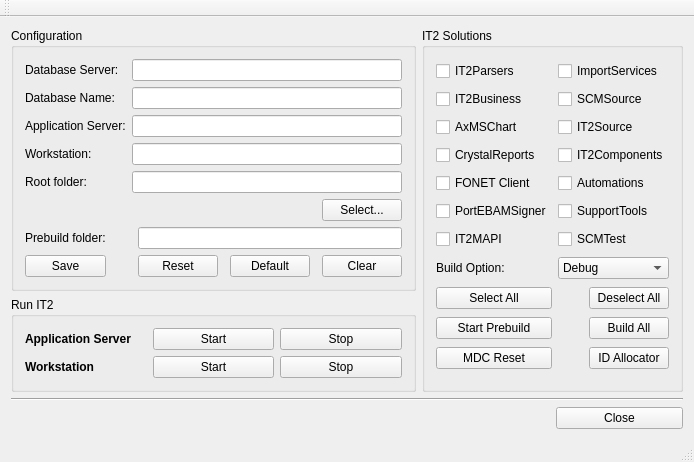
phenixwutao/DemoCpp01, file IT2QtBuildTool/IT2QtBuildTool.ui: the form before one commit.
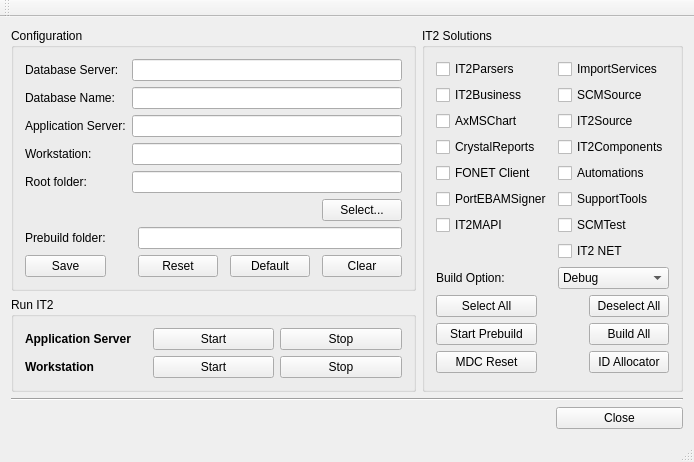
The form after the commit.

Commit message: 385 - IT2QtBuildTool Add IT2 Net Checkbox and change tab orders

```diff
--- a/IT2QtBuildTool/IT2QtBuildTool.ui
+++ b/IT2QtBuildTool/IT2QtBuildTool.ui
@@ -253,55 +253,27 @@
          </property>
         </widget>
        </item>
-       <item row="0" column="1" colspan="2">
-        <widget class="QCheckBox" name="ImportServiceCKB">
+       <item row="5" column="2" colspan="2">
+        <widget class="QCheckBox" name="IT2SupportToolsCKB">
          <property name="text">
-          <string>ImportServices</string>
+          <string>SupportTools</string>
          </property>
         </widget>
        </item>
-       <item row="1" column="0">
-        <widget class="QCheckBox" name="IT2BusinessCKB">
+       <item row="6" column="0">
+        <widget class="QCheckBox" name="MAPICKB">
          <property name="text">
-          <string>IT2Business</string>
+          <string>IT2MAPI</string>
          </property>
         </widget>
        </item>
-       <item row="1" column="1" colspan="2">
-        <widget class="QCheckBox" name="SCMSourceCKB">
-         <property name="text">
-          <string>SCMSource</string>
-         </property>
-        </widget>
-       </item>
-       <item row="2" column="0">
-        <widget class="QCheckBox" name="AXMSChartCKB">
-         <property name="text">
-          <string>AxMSChart</string>
-         </property>
-        </widget>
-       </item>
-       <item row="2" column="1" colspan="2">
-        <widget class="QCheckBox" name="IT2SourceCKB">
-         <property name="text">
-          <string>IT2Source</string>
-         </property>
-        </widget>
-       </item>
-       <item row="3" column="0">
+       <item row="3" column="0" colspan="2">
         <widget class="QCheckBox" name="CrystalReportCKB">
          <property name="text">
           <string>CrystalReports</string>
          </property>
         </widget>
        </item>
-       <item row="3" column="1" colspan="2">
-        <widget class="QCheckBox" name="IT2ComponentsCKB">
-         <property name="text">
-          <string>IT2Components</string>
-         </property>
-        </widget>
-       </item>
        <item row="4" column="0">
         <widget class="QCheckBox" name="FONETCKB">
          <property name="text">
@@ -309,97 +281,98 @@
          </property>
         </widget>
        </item>
-       <item row="4" column="1" colspan="2">
-        <widget class="QCheckBox" name="AutomationCKB">
-         <property name="text">
-          <string>Automations</string>
-         </property>
-        </widget>
-       </item>
-       <item row="5" column="0">
+       <item row="5" column="0" colspan="2">
         <widget class="QCheckBox" name="EBAMCKB">
          <property name="text">
           <string>PortEBAMSigner</string>
          </property>
         </widget>
        </item>
-       <item row="5" column="1" colspan="2">
-        <widget class="QCheckBox" name="IT2SupportToolsCKB">
+       <item row="4" column="2" colspan="2">
+        <widget class="QCheckBox" name="AutomationCKB">
          <property name="text">
-          <string>SupportTools</string>
+          <string>Automations</string>
          </property>
         </widget>
        </item>
-       <item row="6" column="0">
-        <widget class="QCheckBox" name="MAPICKB">
+       <item row="1" column="2" colspan="2">
+        <widget class="QCheckBox" name="SCMSourceCKB">
          <property name="text">
-          <string>IT2MAPI</string>
+          <string>SCMSource</string>
          </property>
         </widget>
        </item>
-       <item row="6" column="1" colspan="2">
-        <widget class="QCheckBox" name="SCMTestCKB">
+       <item row="3" column="2" colspan="2">
+        <widget class="QCheckBox" name="IT2ComponentsCKB">
          <property name="text">
-          <string>SCMTest</string>
+          <string>IT2Components</string>
          </property>
         </widget>
        </item>
-       <item row="7" column="0">
+       <item row="8" column="0">
         <widget class="QLabel" name="BuildLabel">
          <property name="text">
           <string>Build Option:</string>
          </property>
         </widget>
        </item>
-       <item row="7" column="1" colspan="2">
-        <widget class="QComboBox" name="BuildOptionCBX">
-         <item>
-          <property name="text">
-           <string>Debug</string>
-          </property>
-         </item>
-         <item>
-          <property name="text">
-           <string>Release</string>
-          </property>
-         </item>
+       <item row="2" column="2" colspan="2">
+        <widget class="QCheckBox" name="IT2SourceCKB">
+         <property name="text">
+          <string>IT2Source</string>
+         </property>
         </widget>
        </item>
-       <item row="8" column="0">
+       <item row="6" column="2" colspan="2">
+        <widget class="QCheckBox" name="SCMTestCKB">
+         <property name="text">
+          <string>SCMTest</string>
+         </property>
+        </widget>
+       </item>
+       <item row="0" column="2" colspan="2">
+        <widget class="QCheckBox" name="ImportServiceCKB">
+         <property name="text">
+          <string>ImportServices</string>
+         </property>
+        </widget>
+       </item>
+       <item row="2" column="0">
+        <widget class="QCheckBox" name="AXMSChartCKB">
+         <property name="text">
+          <string>AxMSChart</string>
+         </property>
+        </widget>
+       </item>
+       <item row="9" column="0">
         <widget class="QPushButton" name="SelectAllPB">
          <property name="text">
           <string>Select All</string>
          </property>
         </widget>
        </item>
-       <item row="8" column="2">
+       <item row="1" column="0">
+        <widget class="QCheckBox" name="IT2BusinessCKB">
+         <property name="text">
+          <string>IT2Business</string>
+         </property>
+        </widget>
+       </item>
+       <item row="9" column="3">
         <widget class="QPushButton" name="DeselectAllPB">
          <property name="text">
           <string>Deselect All</string>
          </property>
         </widget>
        </item>
-       <item row="9" column="0">
-        <widget class="QPushButton" name="StartPrebuildPB">
+       <item row="11" column="0">
+        <widget class="QPushButton" name="MDCResetPB">
          <property name="text">
-          <string>Start Prebuild</string>
+          <string>MDC Reset</string>
          </property>
         </widget>
        </item>
-       <item row="9" column="1">
-        <spacer name="horizontalSpacer_4">
-         <property name="orientation">
-          <enum>Qt::Horizontal</enum>
-         </property>
-         <property name="sizeHint" stdset="0">
-          <size>
-           <width>68</width>
-           <height>20</height>
-          </size>
-         </property>
-        </spacer>
-       </item>
-       <item row="9" column="2">
+       <item row="10" column="3">
         <widget class="QPushButton" name="BuildAllPB">
          <property name="toolTip">
           <string>Build all selected solutions...</string>
@@ -410,32 +383,66 @@
         </widget>
        </item>
        <item row="10" column="0">
-        <widget class="QPushButton" name="MDCResetPB">
+        <widget class="QPushButton" name="StartPrebuildPB">
          <property name="text">
-          <string>MDC Reset</string>
+          <string>Start Prebuild</string>
          </property>
         </widget>
        </item>
-       <item row="10" column="1">
-        <spacer name="horizontalSpacer">
+       <item row="10" column="1" colspan="2">
+        <spacer name="horizontalSpacer_4">
          <property name="orientation">
           <enum>Qt::Horizontal</enum>
          </property>
          <property name="sizeHint" stdset="0">
           <size>
-           <width>40</width>
+           <width>68</width>
            <height>20</height>
           </size>
          </property>
         </spacer>
        </item>
-       <item row="10" column="2">
+       <item row="11" column="3">
         <widget class="QPushButton" name="IDAllocatorPB">
          <property name="text">
           <string>ID Allocator</string>
          </property>
         </widget>
        </item>
+       <item row="11" column="1" colspan="2">
+        <spacer name="horizontalSpacer">
+         <property name="orientation">
+          <enum>Qt::Horizontal</enum>
+         </property>
+         <property name="sizeHint" stdset="0">
+          <size>
+           <width>40</width>
+           <height>20</height>
+          </size>
+         </property>
+        </spacer>
+       </item>
+       <item row="8" column="2" colspan="2">
+        <widget class="QComboBox" name="BuildOptionCBX">
+         <item>
+          <property name="text">
+           <string>Debug</string>
+          </property>
+         </item>
+         <item>
+          <property name="text">
+           <string>Release</string>
+          </property>
+         </item>
+        </widget>
+       </item>
+       <item row="7" column="2" colspan="2">
+        <widget class="QCheckBox" name="IT2NETCKB">
+         <property name="text">
+          <string>IT2 NET</string>
+         </property>
+        </widget>
+       </item>
       </layout>
      </widget>
     </item>
```
Left out of the diff: 40 changed lines with no effect on the pictures. The commit also changes 3 other files.
